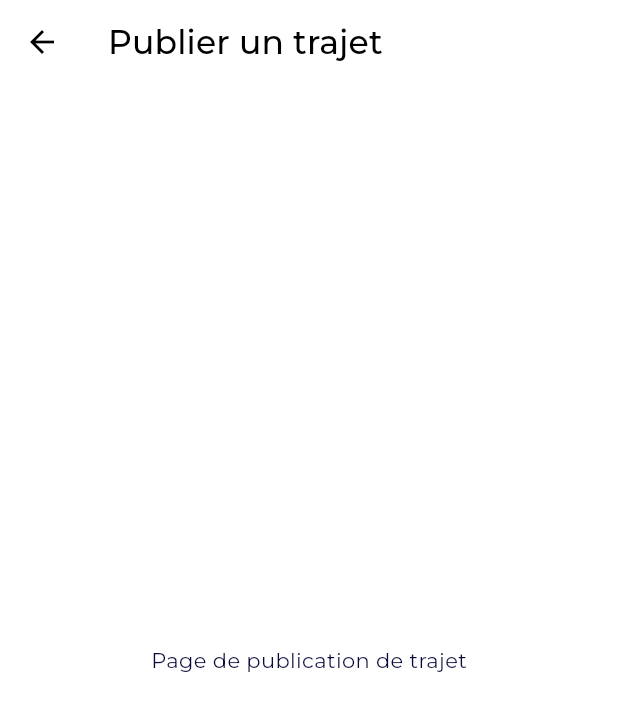
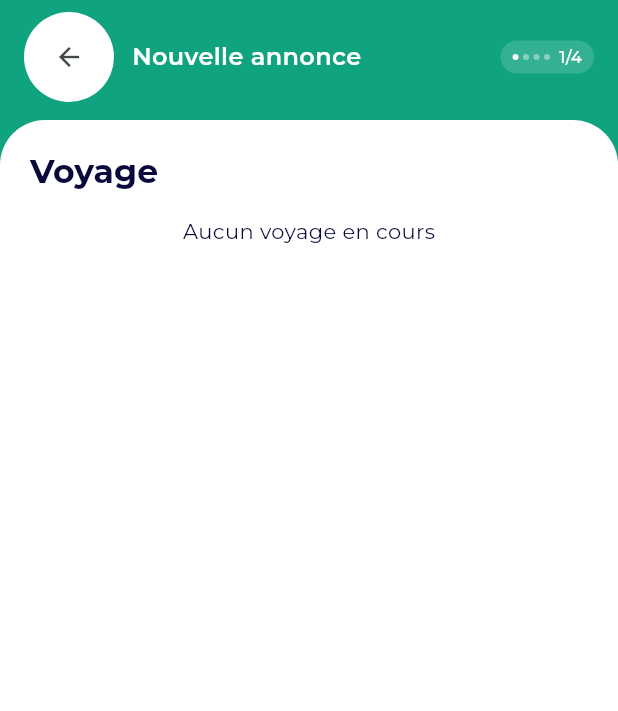
Before and after one commit to davidlumbu02/VIAAMIGO, a Flutter app: the PublishTripPage screen opened directly, on a phone screen of 412 x 824 dp. Shown: the top 711 px of the screen. Run offline on Flutter 3.47's test engine with Material 3 defaults, Android fonts, the phone set to English and light mode, and no system bars; our stand-ins replace cloud_firestore, device_info_plus, file_picker, firebase_auth, firebase_core, firebase_messaging and 18 more; missing offline and left inert: geoflutterfire_plus; accounts and stored records are empty.

Commit message:
ajouts des fonctions

```diff
--- a/viaamigo/lib/main.dart
+++ b/viaamigo/lib/main.dart
@@ -3,6 +3,7 @@ import 'package:firebase_auth/firebase_auth.dart';
 import 'package:flutter/material.dart';
 import 'package:get/get.dart';
 import 'package:firebase_core/firebase_core.dart';
+import 'package:viaamigo/shared/collections/trip/controller/trip_controller.dart';
 import 'package:viaamigo/shared/collections/users/controller/user_controller.dart';
 import 'package:viaamigo/shared/collections/users/subcollection/services%20and%20models/badges.dart';
 import 'package:viaamigo/shared/collections/users/subcollection/services%20and%20models/devices.dart';
@@ -109,6 +110,7 @@ Future<void> main() async {
   Get.put(UserController(), permanent: true);
   Get.put(SignupController(), permanent: true);
   Get.put(ParcelsController(), permanent: true);  // 🆕 NOUVEAU
+  Get.put(TripController(), permanent: true);
 
   // 🧭 NOUVEAU: Injection du contrôleur de navigation centralisée
   Get.put(NavigationController(), permanent: true);
--- a/viaamigo/lib/shared/collections/trip/controller/trip_controller.dart
+++ b/viaamigo/lib/shared/collections/trip/controller/trip_controller.dart
@@ -352,11 +352,11 @@ class TripController extends GetxController {
   Future<void> updateVehicleCapacity(double maxWeight, double maxVolume, int maxParcels) async {
     if (currentTrip.value == null) return;
 
-    final newCapacity = {
+    /*final newCapacity = {
       'maxWeight': maxWeight,
       'maxVolume': maxVolume,
       'maxParcels': maxParcels,
-    };
+    };*/
 
     currentTrip.value!.updateVehicleCapacity(maxWeight, maxVolume, maxParcels);
     vehicleCapacityValid.value = true;
--- a/viaamigo/lib/src/fonctionnalites/route_step/screens/publish_trip_page.dart
+++ b/viaamigo/lib/src/fonctionnalites/route_step/screens/publish_trip_page.dart
@@ -1,24 +1,101 @@
-
 import 'package:flutter/material.dart';
 import 'package:get/get.dart';
+import 'package:viaamigo/shared/collections/trip/controller/trip_controller.dart';
+import 'package:viaamigo/shared/widgets/custom_widget.dart';
+import 'package:viaamigo/src/fonctionnalites/parcel_steps/screens/parcel_step_mixim.dart';
+import 'package:viaamigo/src/utilitaires/theme/app_colors.dart';
 
-import 'package:viaamigo/shared/controllers/navigationcontroller.dart';
-
-class PublishTripPage extends StatelessWidget {
+class PublishTripPage extends StatefulWidget {
   const PublishTripPage({super.key});
 
   @override
+  State<PublishTripPage> createState() => _PublishTripPageState();
+}
+
+class _PublishTripPageState extends State<PublishTripPage> {
+  // ✅ CORRECTION: Initialisation sécurisée du controller
+  late final TripController tripController;
+
+  @override
+  void initState() {
+    super.initState();
+    _initializeController();
+    _initializeForm();
+  }
+
+  // ✅ NOUVEAU: Méthode pour initialiser le controller de manière sécurisée
+  void _initializeController() {
+    try {
+      tripController = Get.find<TripController>();
+    } catch (e) {
+      // Si le controller n'existe pas, le créer
+      print('⚠️ TripController non trouvé, création...');
+      tripController = Get.put(TripController());
+    }
+  }
+
+  void _initializeForm() {
+    try {
+      final tripModel = tripController.currentTrip.value;
+      print('✅ Trip model loaded: $tripModel');
+    } catch (e) {
+      print('❌ Erreur initialisation form: $e');
+    }
+  }
+
+  @override
   Widget build(BuildContext context) {
+    final theme = Theme.of(context);
+    final colors = theme.extension<AppColors>()!;
+
     return Scaffold(
-      appBar: AppBar(
-        title: const Text("Publier un trajet"),
-        leading: IconButton(
-          icon: const Icon(Icons.arrow_back),
-          onPressed: () => Get.find<NavigationController>().goBack(),
-        ),
-      ),
-      body: const Center(
-        child: Text("Page de publication de trajet"),
+      backgroundColor: colors.parcelColor,
+      body: Column(
+        children: [
+          buildHeader(context),
+          Expanded(
+            child: Container(
+              decoration: BoxDecoration(
+                color: theme.colorScheme.surface,
+                borderRadius: const BorderRadius.vertical(top: Radius.circular(30)),
+              ),
+              child: SingleChildScrollView(
+                padding: const EdgeInsets.all(20),
+                child: Column(
+                  crossAxisAlignment: CrossAxisAlignment.start,
+                  children: [
+                    sectionTitle(context, "Voyage"),
+                    const SizedBox(height: 8),
+                    // ✅ AJOUT: Contenu du voyage
+                    _buildTripContent(context),
+                  ],
+                ), // ✅ CORRECTION: Parenthèse bien fermée
+              ),
+            ),
+          ),
+        ],
       ),
     );
-  }}
+  }
+
+  // ✅ NOUVEAU: Méthode pour construire le contenu du voyage
+  Widget _buildTripContent(BuildContext context) {
+    return Obx(() {
+      final currentTrip = tripController.currentTrip.value;
+
+      if (currentTrip == null) {
+        return const Center(
+          child: Text('Aucun voyage en cours'),
+        );
+      }
+
+      return Column(
+        children: [
+          // Ajoutez ici vos widgets pour afficher les détails du voyage
+          Text('Voyage: ${currentTrip.toString()}'),
+          // Plus de contenu selon vos besoins...
+        ],
+      );
+    });
+  }
+}
```
Also changed, not shown: 4 other files.
